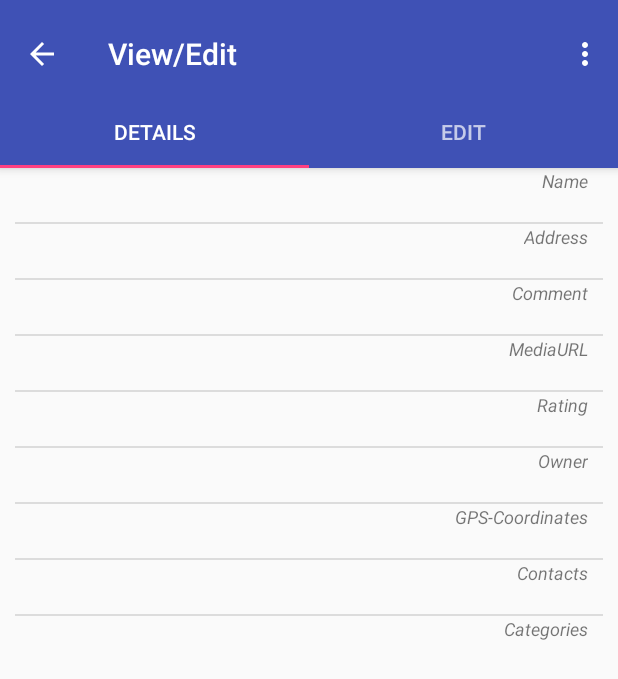
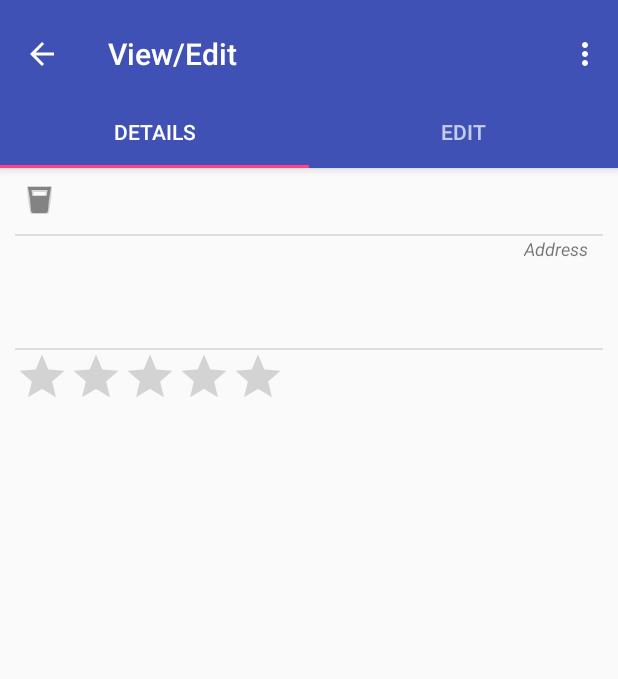
Before and after one commit to pflingstring/place-planner, an Android app: the LocationDetailsFragment screen opened directly, with no data from a screen before it, on a phone screen of 412 x 824 dp. Shown: the top 679 px of the screen. Run offline under Robolectric (Android 15) with nearby library versions, the light colour scheme and no system bars; 2 statements that could not run were skipped.

Commit message:
update LocationDetails view

```diff
--- a/SWP16_Impl_NST/app/src/main/java/swp/swp16_impl_nst/locations/LocationProvider.java
+++ b/SWP16_Impl_NST/app/src/main/java/swp/swp16_impl_nst/locations/LocationProvider.java
@@ -18,13 +18,15 @@ public class LocationProvider
     public static void add(Location location)
     { locations.add(location); }
 
-
     // TODO: load locations from an external source, f.e. internal storage
     public static void loadLocations()
     {
-        Category inMarburg = new Category(1, "Marburg");
+        Address address1 = new Address("Giesonenweg", "10", "35037", "Marburg", null);
+        Address address2 = new Address("Elisabethstr.", "1", "35037", "Marburg", "Germany");
+        Category inMarburg = new Category(1, "Historical Buildings");
+
         Location l1 = new Location.Builder("Schloss")
-                .address(new Address())
+                .address(address1)
                 .category(inMarburg)
                 .comment("Auf dem Berg")
                 .mediaUrl("www.schloss.de")
@@ -35,7 +37,7 @@ public class LocationProvider
                 .build();
 
         Location l2 = new Location.Builder("E-Kirche")
-                .address(new Address())
+                .address(address2)
                 .category(inMarburg)
                 .comment("Unten in der Stadt")
                 .mediaUrl("www.schloss.de")
@@ -44,6 +46,7 @@ public class LocationProvider
                 .gpsCoordinates(new GpsCoordinates())
                 .contact(new Contact())
                 .build();
+
         locations.add(l2);
         locations.add(l1);
     }
--- a/SWP16_Impl_NST/app/src/main/java/swp/swp16_impl_nst/locations/model/fields/Address.java
+++ b/SWP16_Impl_NST/app/src/main/java/swp/swp16_impl_nst/locations/model/fields/Address.java
@@ -2,14 +2,38 @@ package swp.swp16_impl_nst.locations.model.fields;
 
 public class Address
 {
+    private String city;
+    private String number;
     private String street;
-    private String number;
-    private String city;
-    private String zip;
-    private String contry;
+    private String country;
+    private String postal_code;
 
-    public Address()
+    public Address() {}
+
+    public Address(String _street, String _number, String _postal_code,
+                   String _city,   String _country)
     {
+        city = _city;
+        street = _street;
+        number = _number;
+        country = _country;
+        postal_code = _postal_code;
     }
 
+
+    // getters
+    public String getPostal_code()
+    { return postal_code; }
+
+    public String getStreet()
+    { return street; }
+
+    public String getCountry()
+    { return country; }
+
+    public String getNumber()
+    { return number; }
+
+    public String getCity()
+    { return city; }
 }
--- a/SWP16_Impl_NST/app/src/main/java/swp/swp16_impl_nst/locations/views/fragments/LocationDetailsFragment.java
+++ b/SWP16_Impl_NST/app/src/main/java/swp/swp16_impl_nst/locations/views/fragments/LocationDetailsFragment.java
@@ -5,6 +5,7 @@ import android.support.v4.app.Fragment;
 import android.view.LayoutInflater;
 import android.view.View;
 import android.view.ViewGroup;
+import android.widget.RatingBar;
 import android.widget.TextView;
 
 import swp.swp16_impl_nst.R;
@@ -18,14 +19,13 @@ public class LocationDetailsFragment extends Fragment
     private final static String CURRENT_POSITION = LocationsMainActivity.CURRENT_POSITION;
     private Location location;
     private TextView name;
-    private TextView owner;
-    private TextView rating;
-    private TextView address;
-    private TextView comment;
-    private TextView mediaUrl;
-    private TextView contacts;
-    private TextView categories;
-    private TextView coordinates;
+    private TextView country;
+    private TextView address_city;
+    private TextView address_street;
+    private TextView address_number;
+    private TextView category_main_name;
+    private TextView address_postal_code;
+    private RatingBar ratingBar;
 
     public LocationDetailsFragment()
     { /** Required empty public constructor */ }
@@ -51,7 +51,6 @@ public class LocationDetailsFragment extends Fragment
     public void onCreate(Bundle savedInstanceState)
     {
         super.onCreate(savedInstanceState);
-
     }
 
     @Override
@@ -72,32 +71,29 @@ public class LocationDetailsFragment extends Fragment
             LocationUtils.populateViews(this, getView(), location);
     }
 
+
     // setters
     public void setName(TextView name)
     { this.name = name; }
 
-    public void setOwner(TextView owner)
-    { this.owner = owner; }
+    public void setCountry(TextView country)
+    { this.country = country; }
 
-    public void setRating(TextView rating)
-    { this.rating = rating; }
+    public void setRatingBar(RatingBar ratingBar)
+    { this.ratingBar = ratingBar; }
 
-    public void setAddress(TextView address)
-    { this.address = address; }
+    public void setAddress_city(TextView address_city)
+    { this.address_city = address_city; }
 
-    public void setComment(TextView comment)
-    { this.comment = comment; }
+    public void setAddress_street(TextView address_street)
+    { this.address_street = address_street; }
 
-    public void setContacts(TextView contacts)
-    { this.contacts = contacts; }
+    public void setAddress_number(TextView address_number)
+    { this.address_number = address_number; }
 
-    public void setMediaUrl(TextView mediaUrl)
-    { this.mediaUrl = mediaUrl; }
+    public void setCategory_main_name(TextView category_main_name)
+    { this.category_main_name = category_main_name; }
 
-    public void setCategories(TextView categories)
-    { this.categories = categories; }
-
-    public void setCoordinates(TextView coordinates)
-    { this.coordinates = coordinates; }
-
+    public void setAddress_postal_code(TextView address_postal_code)
+    { this.address_postal_code = address_postal_code; }
 }
--- a/SWP16_Impl_NST/app/src/main/java/swp/swp16_impl_nst/utils/LocationUtils.java
+++ b/SWP16_Impl_NST/app/src/main/java/swp/swp16_impl_nst/utils/LocationUtils.java
@@ -4,6 +4,7 @@ import android.support.annotation.NonNull;
 import android.support.v4.app.Fragment;
 import android.view.View;
 import android.widget.EditText;
+import android.widget.RatingBar;
 import android.widget.TextView;
 
 import swp.swp16_impl_nst.R;
@@ -56,38 +57,40 @@ public class LocationUtils
         }
         else // is instance of LocationDetailsFragment
         {
-            TextView name  = (TextView) view.findViewById(R.id.name);
-            TextView owner = (TextView) view.findViewById(R.id.owner);
-            TextView rating  = (TextView) view.findViewById(R.id.rating);
-            TextView comment = (TextView) view.findViewById(R.id.comment);
-            TextView address = (TextView) view.findViewById(R.id.address);
-            TextView mediaUrl    = (TextView) view.findViewById(R.id.mediaUrl);
-            TextView categories  = (TextView) view.findViewById(R.id.categories);
-            TextView contacts    = (TextView) view.findViewById(R.id.contactDetails);
-            TextView coordinates = (TextView) view.findViewById(R.id.gpsCoordinates);
+            TextView name  = (TextView) view.findViewById(R.id.location_name);
+            TextView country = (TextView) view.findViewById(R.id.country);
+            TextView address_city = (TextView) view.findViewById(R.id.address_city);
+            TextView address_street = (TextView) view.findViewById(R.id.address_street);
+            TextView address_number = (TextView) view.findViewById(R.id.address_number);
+            TextView category_main_name = (TextView) view.findViewById(R.id.category_main_name);
+            TextView address_postal_code = (TextView) view.findViewById(R.id.address_postal_code);
+            RatingBar ratingBar = (RatingBar) view.findViewById(R.id.rating);
 
             if (location != null)
             {
                 name.setText(location.getName());
-                comment.setText(location.getComment());
-                mediaUrl.setText(location.getMediaUrl());
-                owner.setText(location.getOwner().toString());
-                rating.setText(location.getRating().toString());
-                address.setText(location.getAddress().toString());
-                contacts.setText(location.getContact().toString());
-                categories.setText(location.getCategory().toString());
-                coordinates.setText(location.getCoordinates().toString());
+                ratingBar.setNumStars(location.getRating().ordinal());
+                address_city.setText(location.getAddress().getCity());
+                address_street.setText(location.getAddress().getStreet());
+                address_number.setText(location.getAddress().getNumber());
+                category_main_name.setText(location.getCategory().getName());
+                address_postal_code.setText(location.getAddress().getPostal_code());
+
+                String country_str = location.getAddress().getCountry();
+                if (country_str == null)
+                    country.setVisibility(View.GONE);
+                else
+                    country.setText(country_str);
             }
 
             ((LocationDetailsFragment) fragment).setName(name);
-            ((LocationDetailsFragment) fragment).setOwner(owner);
-            ((LocationDetailsFragment) fragment).setRating(rating);
-            ((LocationDetailsFragment) fragment).setComment(comment);
-            ((LocationDetailsFragment) fragment).setAddress(address);
-            ((LocationDetailsFragment) fragment).setContacts(contacts);
-            ((LocationDetailsFragment) fragment).setMediaUrl(mediaUrl);
-            ((LocationDetailsFragment) fragment).setCategories(categories);
-            ((LocationDetailsFragment) fragment).setCoordinates(coordinates);
+            ((LocationDetailsFragment) fragment).setCountry(country);
+            ((LocationDetailsFragment) fragment).setRatingBar(ratingBar);
+            ((LocationDetailsFragment) fragment).setAddress_city(address_city);
+            ((LocationDetailsFragment) fragment).setAddress_street(address_street);
+            ((LocationDetailsFragment) fragment).setAddress_number(address_number);
+            ((LocationDetailsFragment) fragment).setCategory_main_name(category_main_name);
+            ((LocationDetailsFragment) fragment).setAddress_postal_code(address_postal_code);
         }
     }
 }
--- a/SWP16_Impl_NST/app/src/main/res/layout/fragment_location_details.xml
+++ b/SWP16_Impl_NST/app/src/main/res/layout/fragment_location_details.xml
@@ -8,117 +8,108 @@
     <LinearLayout
         android:layout_width="match_parent"
         android:layout_height="wrap_content"
-    android:paddingRight="10dp"
+        android:orientation="vertical"
         android:paddingLeft="10dp"
-    android:orientation="vertical">
+        android:paddingRight="10dp">
 
-    <TextView
-        style="@style/SmallAndItalic"
+        <!--Location name and category-->
+        <LinearLayout
+            android:layout_width="match_parent"
+            android:layout_height="wrap_content"
+            android:orientation="horizontal">
+
+            <!--Category Icon-->
+            <ImageView
+                android:id="@+id/icon"
+                android:layout_width="wrap_content"
+                android:layout_height="match_parent"
+                android:contentDescription="@string/category_icon"
+                android:src="@drawable/ic_category_default"/>
+
+            <LinearLayout
                 android:layout_width="wrap_content"
                 android:layout_height="wrap_content"
-        android:layout_gravity="end"
-        android:text="@string/name"/>
+                android:orientation="vertical"
+                android:paddingLeft="10dp">
+
+                <!--Location name-->
                 <TextView
-        android:layout_width="match_parent"
+                    android:id="@+id/location_name"
+                    android:layout_width="wrap_content"
                     android:layout_height="wrap_content"
-        android:id="@+id/name"/>
+                    android:textSize="18sp"
+                    />
+
+                <!--Category name-->
+                <TextView
+                    android:id="@+id/category_main_name"
+                    android:layout_width="wrap_content"
+                    android:layout_height="wrap_content"/>
+            </LinearLayout>
+        </LinearLayout>
+
         <View style="@style/Divider"/>
 
+        <!--Address-->
         <TextView
             style="@style/SmallAndItalic"
             android:layout_width="wrap_content"
             android:layout_height="wrap_content"
             android:layout_gravity="end"
             android:text="@string/address"/>
-    <TextView
+
+        <!--Street and number-->
+        <LinearLayout
             android:layout_width="match_parent"
             android:layout_height="wrap_content"
-        android:id="@+id/address"/>
-    <View style="@style/Divider"/>
+            android:orientation="horizontal">
 
             <TextView
-        style="@style/SmallAndItalic"
+                android:id="@+id/address_street"
+                android:layout_width="0dp"
+                android:layout_height="wrap_content"
+                android:layout_weight="1"
+                android:paddingRight="10dp"/>
+
+            <TextView
+                android:id="@+id/address_number"
+                android:layout_width="match_parent"
+                android:layout_height="wrap_content"/>
+        </LinearLayout>
+
+        <!--city and postal code-->
+        <LinearLayout
+            android:layout_width="match_parent"
+            android:layout_height="wrap_content"
+            android:orientation="horizontal">
+
+            <TextView
+                android:id="@+id/address_postal_code"
                 android:layout_width="wrap_content"
                 android:layout_height="wrap_content"
-        android:layout_gravity="end"
-        android:text="@string/comment"/>
-    <TextView
-        android:layout_width="match_parent"
-        android:layout_height="wrap_content"
-        android:id="@+id/comment"/>
-    <View style="@style/Divider"/>
+                android:paddingRight="10dp"/>
 
             <TextView
-        style="@style/SmallAndItalic"
-        android:layout_width="wrap_content"
+                android:id="@+id/address_city"
+                android:layout_width="0dp"
                 android:layout_height="wrap_content"
-        android:layout_gravity="end"
-        android:text="@string/mediaUrl"/>
-    <TextView
-        android:layout_width="match_parent"
-        android:layout_height="wrap_content"
-        android:id="@+id/mediaUrl"/>
-    <View style="@style/Divider"/>
-
-    <TextView
-        style="@style/SmallAndItalic"
-        android:layout_width="wrap_content"
-        android:layout_height="wrap_content"
-        android:layout_gravity="end"
-        android:text="@string/rating"/>
-    <TextView
-        android:layout_width="match_parent"
-        android:layout_height="wrap_content"
-        android:id="@+id/rating"/>
-    <View style="@style/Divider"/>
-
-    <TextView
-        style="@style/SmallAndItalic"
-        android:layout_width="wrap_content"
-        android:layout_height="wrap_content"
-        android:layout_gravity="end"
-        android:text="@string/owner"/>
-    <TextView
-        android:layout_width="match_parent"
-        android:layout_height="wrap_content"
-        android:id="@+id/owner"/>
-    <View style="@style/Divider"/>
-
-    <TextView
-        style="@style/SmallAndItalic"
-        android:layout_width="wrap_content"
-        android:layout_height="wrap_content"
-        android:layout_gravity="end"
-        android:text="@string/coordinates"/>
-    <TextView
-        android:layout_width="match_parent"
-        android:layout_height="wrap_content"
-        android:id="@+id/gpsCoordinates"/>
-    <View style="@style/Divider"/>
-
-    <TextView
-        style="@style/SmallAndItalic"
-        android:layout_width="wrap_content"
-        android:layout_height="wrap_content"
-        android:layout_gravity="end"
-        android:text="@string/contactDetails"/>
-    <TextView
-        android:layout_width="match_parent"
-        android:layout_height="wrap_content"
-        android:id="@+id/contactDetails"/>
-    <View style="@style/Divider"/>
-
-    <TextView
-        style="@style/SmallAndItalic"
-        android:layout_width="wrap_content"
-        android:layout_height="wrap_content"
-        android:layout_gravity="end"
-        android:text="@string/categories"/>
-    <TextView
-        android:layout_width="match_parent"
-        android:layout_height="wrap_content"
-        android:id="@+id/categories"/>
+                android:layout_weight="1"
+                />
 
         </LinearLayout>
 
+        <TextView
+            android:id="@+id/country"
+            android:layout_width="wrap_content"
+            android:layout_height="wrap_content"/>
+
+        <View style="@style/Divider"/>
+
+        <RatingBar
+            android:id="@+id/rating"
+            style="?android:attr/ratingBarStyleIndicator"
+            android:layout_width="wrap_content"
+            android:layout_height="match_parent"/>
+
+    </LinearLayout>
 </android.support.v4.widget.NestedScrollView>
```
Lines whose indentation alone changed are shown as unchanged.
